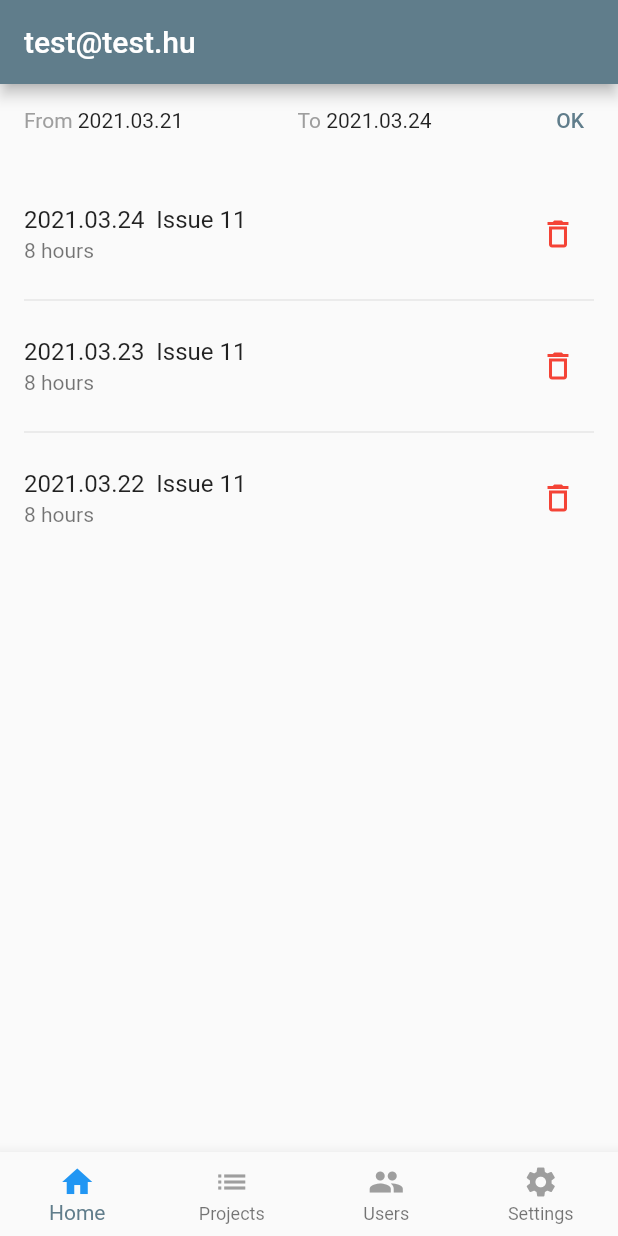
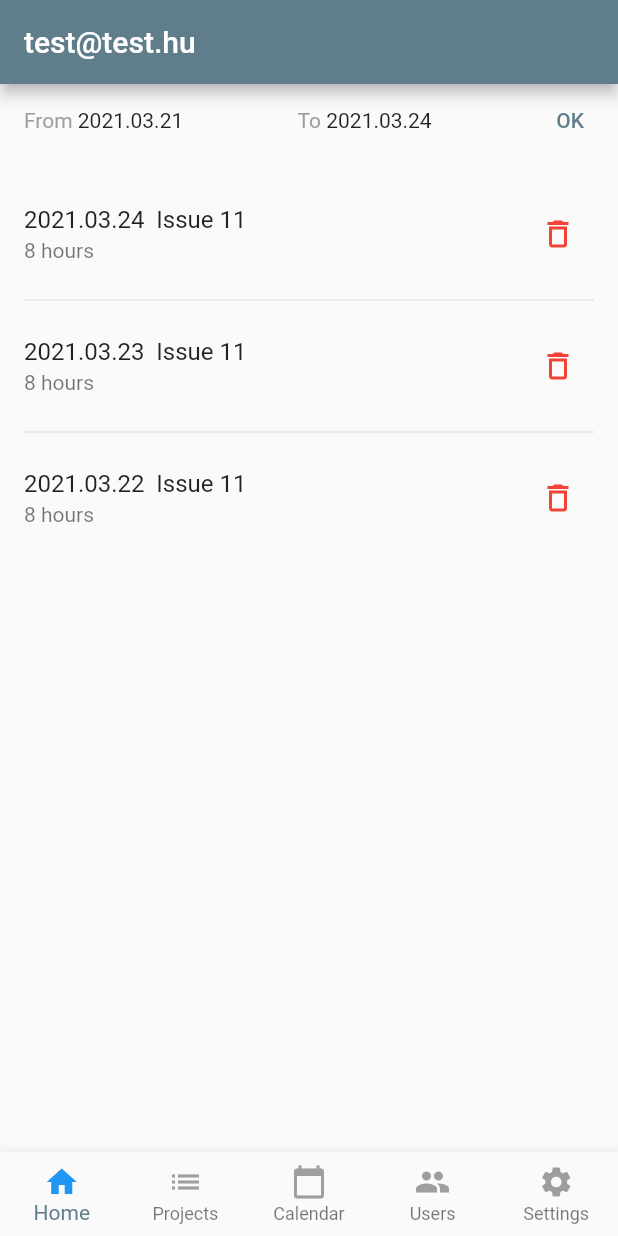
Before and after one commit to jaklia/pm_flutter, a Flutter app: the screen it shows after launch, after a tap on "Login", on a phone screen of 412 x 824 dp. Run offline on Flutter 3.47's test engine with Material 2 defaults, Android fonts, the phone set to English and light mode, and no system bars; our stand-ins replace dio, rxdart, table_calendar; generated files the repository leaves out were written again; network calls fail.

Commit message:
calendar screen added

```diff
--- a/lib/navigator/bottom_navigation.dart
+++ b/lib/navigator/bottom_navigation.dart
@@ -1,17 +1,19 @@
 import 'package:flutter/material.dart';
 
-enum TabItem { home, projects, users, settings }
+enum TabItem { home, projects, calendar, users, settings }
 
 Map<TabItem, String> tabName = {
   TabItem.home: 'Home',
   TabItem.projects: 'Projects',
+  TabItem.calendar: 'Calendar',
   TabItem.users: 'Users',
-  TabItem.settings: 'Settings'
+  TabItem.settings: 'Settings',
 };
 
 Map<TabItem, IconData> tabIcon = {
   TabItem.home: Icons.home,
   TabItem.projects: Icons.list,
+  TabItem.calendar: Icons.calendar_today,
   TabItem.users: Icons.people,
   TabItem.settings: Icons.settings
 };
@@ -19,6 +21,7 @@ Map<TabItem, IconData> tabIcon = {
 Map<TabItem, MaterialColor> activeTabColor = {
   TabItem.home: Colors.blue, //Colors.red,
   TabItem.projects: Colors.blue, //Colors.green,
+  TabItem.calendar: Colors.blue,
   TabItem.users: Colors.blue,
   TabItem.settings: Colors.blue, //Colors.amber,
 };
@@ -35,6 +38,7 @@ class BottomNavigation extends StatelessWidget {
       items: [
         _buildItem(context, tabItem: TabItem.home),
         _buildItem(context, tabItem: TabItem.projects),
+        _buildItem(context, tabItem: TabItem.calendar),
         _buildItem(context, tabItem: TabItem.users),
         _buildItem(context, tabItem: TabItem.settings)
       ],
@@ -52,6 +56,8 @@ class BottomNavigation extends StatelessWidget {
         icon,
         color: _colorTabMatching(context, item: tabItem),
       ),
+      // label: text,
+
       title: Text(
         text,
         style: TextStyle(
--- /dev/null
+++ b/lib/screens/calendar/calendar.dart
@@ -0,0 +1,49 @@
+import 'package:flutter/material.dart';
+import 'package:table_calendar/table_calendar.dart';
+
+class CalendarScreen extends StatefulWidget {
+  @override
+  _CalendarScreenState createState() => _CalendarScreenState();
+}
+
+class _CalendarScreenState extends State<CalendarScreen> {
+  CalendarController _calendarController;
+
+  @override
+  void initState() {
+    super.initState();
+    _calendarController = CalendarController();
+  }
+
+  @override
+  void dispose() {
+    _calendarController.dispose();
+    super.dispose();
+  }
+
+  @override
+  Widget build(BuildContext context) {
+    return Scaffold(
+      appBar: AppBar(),
+      body: Column(
+        children: [
+          TableCalendar(
+            calendarController: _calendarController,
+            startingDayOfWeek: StartingDayOfWeek.monday,
+            events: {
+              DateTime(2021, 3, 18): ["e1", "e2"],
+              DateTime(2021, 3, 19): ["e1"],
+              DateTime(2021, 3, 26): ["e2"],
+              DateTime(2021, 3, 29): ["e2"],
+              DateTime(2021, 3, 30): ["e2"],
+            },
+            holidays: {
+              DateTime(2021, 3, 22): ["e1"],
+              DateTime(2021, 3, 23): ["e1"],
+            },
+          )
+        ],
+      ),
+    );
+  }
+}
--- a/lib/screens/tabs.dart
+++ b/lib/screens/tabs.dart
@@ -1,5 +1,6 @@
 import 'package:flutter/material.dart';
 import 'package:pm_flutter/navigator/bottom_navigation.dart';
+import 'package:pm_flutter/screens/calendar/calendar.dart';
 import 'package:pm_flutter/screens/home/home.dart';
 import 'package:pm_flutter/screens/projects/project_list.dart';
 import 'package:pm_flutter/screens/settings.dart';
@@ -17,6 +18,7 @@ class TabScreenState extends State<TabScreen> {
     // not sure what this debugLabel does, or how to access it
     TabItem.home: GlobalKey<NavigatorState>(debugLabel: 'HOME TAB'),
     TabItem.projects: GlobalKey<NavigatorState>(debugLabel: 'PROJECTS TAB'),
+    TabItem.calendar: GlobalKey<NavigatorState>(debugLabel: 'CALENDAR TAB'),
     TabItem.users: GlobalKey<NavigatorState>(debugLabel: 'USERS TAB'),
     TabItem.settings: GlobalKey<NavigatorState>(debugLabel: 'SETTINGS TAB'),
   };
@@ -34,8 +36,7 @@ class TabScreenState extends State<TabScreen> {
   Widget build(BuildContext context) {
     return WillPopScope(
       onWillPop: () async {
-        final isFirstRouteInCurrentTab =
-            !await _navigatorKeys[_currentTab].currentState.maybePop();
+        final isFirstRouteInCurrentTab = !await _navigatorKeys[_currentTab].currentState.maybePop();
         if (isFirstRouteInCurrentTab) {
           // if not on the 'main' tab
           if (_currentTab != TabItem.home) {
@@ -52,6 +53,7 @@ class TabScreenState extends State<TabScreen> {
         body: Stack(children: <Widget>[
           _buildOffstageNavigator(TabItem.home),
           _buildOffstageNavigator(TabItem.projects),
+          _buildOffstageNavigator(TabItem.calendar),
           _buildOffstageNavigator(TabItem.users),
           _buildOffstageNavigator(TabItem.settings),
         ]),
@@ -85,6 +87,8 @@ class TabScreenState extends State<TabScreen> {
                 return HomeScreen();
               case TabItem.projects:
                 return ProjectListScreen();
+              case TabItem.calendar:
+                return CalendarScreen();
               case TabItem.users:
                 return UserListScreen();
               case TabItem.settings:
--- a/pubspec.yaml
+++ b/pubspec.yaml
@@ -28,6 +28,7 @@ dependencies:
   json_annotation: ^3.0.0
   intl: ^0.16.0
   dio: ^3.0.7
+  table_calendar: ^2.3.3
 
   # The following adds the Cupertino Icons font to your application.
   # Use with the CupertinoIcons class for iOS style icons.
```
Also changed, not shown: lib/constants/localization.dart (+7 -0 lines), pubspec.lock.
